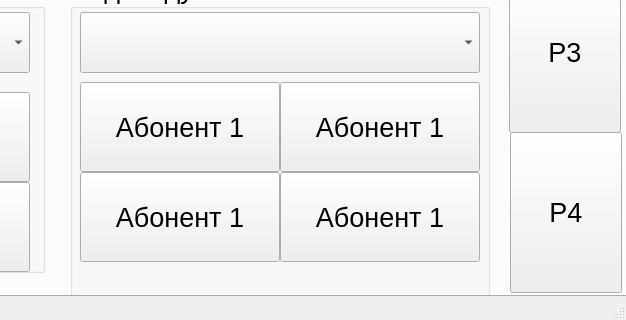
Old version of the form MainWindow.ui in the repository alebo62/DesktopRaspi32; both pictures show x 398 to 1024 and y 400 to 720 of the 1024 by 720 pixel window.
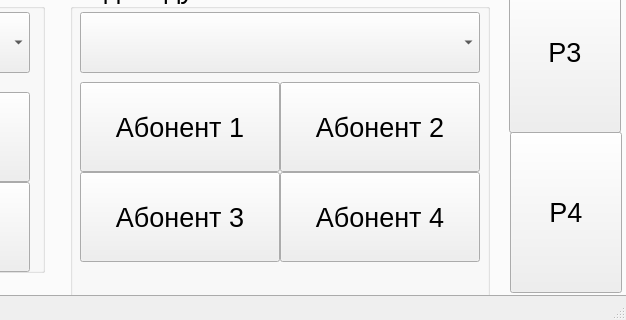
New version of the form. The open tabs and pages were chosen to show the change.

Patch:
```diff
--- a/MainWindow.ui
+++ b/MainWindow.ui
@@ -1226,7 +1226,7 @@
               </rect>
              </property>
              <property name="text">
-              <string>Абонент 1</string>
+              <string>Абонент 2</string>
              </property>
             </widget>
             <widget class="QPushButton" name="pushButton_152">
@@ -1239,7 +1239,7 @@
               </rect>
              </property>
              <property name="text">
-              <string>Абонент 1</string>
+              <string>Абонент 4</string>
              </property>
             </widget>
             <widget class="QPushButton" name="pushButton_153">
@@ -1252,7 +1252,7 @@
               </rect>
              </property>
              <property name="text">
-              <string>Абонент 1</string>
+              <string>Абонент 3</string>
              </property>
             </widget>
            </widget>
```
Left out of the diff: 22 changed lines with no effect on the pictures.
